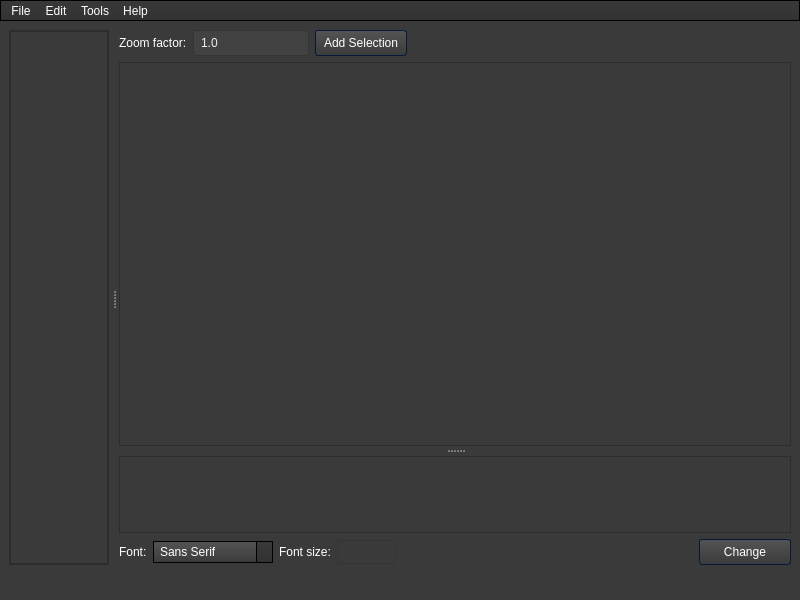
First picture: the form in forms/mainwindow.ui, repository WTS012201/Text-Extraction-Tool, before the edit.
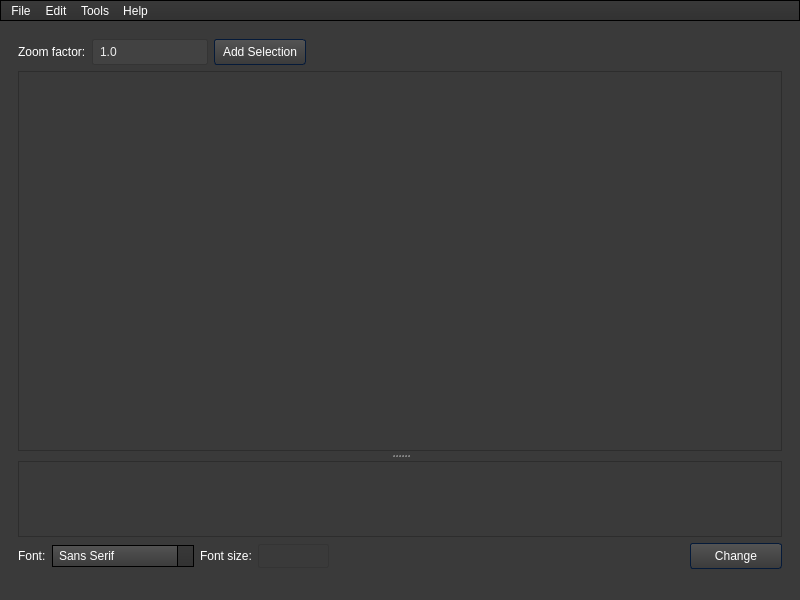
Second picture: the form after the edit. Icons and pictures are not drawn.

Diff of the .ui file:
```diff
--- a/forms/mainwindow.ui
+++ b/forms/mainwindow.ui
@@ -982,92 +982,6 @@
   <widget class="QWidget" name="centralwidget">
    <layout class="QVBoxLayout" name="verticalLayout_22">
     <item>
-     <layout class="QHBoxLayout" name="Content" stretch="0">
-      <property name="spacing">
-       <number>0</number>
-      </property>
-      <property name="bottomMargin">
-       <number>4</number>
-      </property>
-      <item>
-       <layout class="QHBoxLayout" name="MainContent" stretch="0">
-        <item>
-         <widget class="QSplitter" name="splitter_4">
-          <property name="orientation">
-           <enum>Qt::Horizontal</enum>
-          </property>
-          <property name="handleWidth">
-           <number>10</number>
-          </property>
-          <widget class="QFrame" name="ImageContent">
-           <property name="minimumSize">
-            <size>
-             <width>100</width>
-             <height>0</height>
-            </size>
-           </property>
-           <property name="maximumSize">
-            <size>
-             <width>16777215</width>
-             <height>16777215</height>
-            </size>
-           </property>
-           <property name="frameShape">
-            <enum>QFrame::StyledPanel</enum>
-           </property>
-           <property name="frameShadow">
-            <enum>QFrame::Sunken</enum>
-           </property>
-           <layout class="QVBoxLayout" name="verticalLayout_21">
-            <property name="spacing">
-             <number>0</number>
-            </property>
-            <property name="leftMargin">
-             <number>0</number>
-            </property>
-            <property name="topMargin">
-             <number>0</number>
-            </property>
-            <property name="rightMargin">
-             <number>0</number>
-            </property>
-            <property name="bottomMargin">
-             <number>0</number>
-            </property>
-            <item>
-             <widget class="QScrollArea" name="contentScroll">
-              <property name="widgetResizable">
-               <bool>true</bool>
-              </property>
-              <widget class="QWidget" name="content">
-               <property name="geometry">
-                <rect>
-                 <x>0</x>
-                 <y>0</y>
-                 <width>96</width>
-                 <height>525</height>
-                </rect>
-               </property>
-               <layout class="QVBoxLayout" name="verticalLayout_4">
-                <item>
-                 <spacer name="verticalSpacer_2">
-                  <property name="orientation">
-                   <enum>Qt::Vertical</enum>
-                  </property>
-                  <property name="sizeHint" stdset="0">
-                   <size>
-                    <width>20</width>
-                    <height>40</height>
-                   </size>
-                  </property>
-                 </spacer>
-                </item>
-               </layout>
-              </widget>
-             </widget>
-            </item>
-           </layout>
-          </widget>
           <widget class="QWidget" name="widget_3" native="true">
            <layout class="QVBoxLayout" name="verticalLayout_20">
             <property name="bottomMargin">
@@ -1167,8 +1081,8 @@
                         <rect>
                          <x>0</x>
                          <y>0</y>
-                         <width>626</width>
-                         <height>349</height>
+                    <width>740</width>
+                    <height>356</height>
                         </rect>
                        </property>
                        <layout class="QVBoxLayout" name="verticalLayout_5">
@@ -1345,11 +1259,6 @@
             </item>
            </layout>
           </widget>
-         </widget>
-        </item>
-       </layout>
-      </item>
-     </layout>
     </item>
    </layout>
   </widget>
```
Left out of the diff: 2 changed lines with no effect on the pictures. Lines whose indentation alone changed are shown as unchanged.
